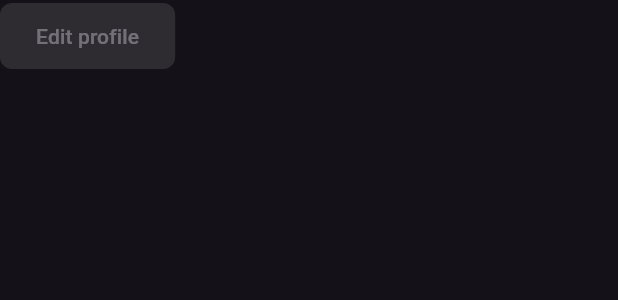
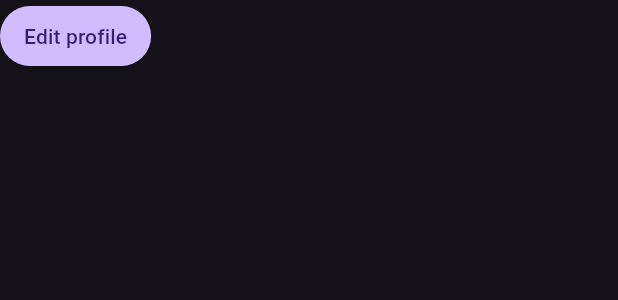
Before and after one commit to Varel05/flutter_user_profile, a Flutter app: the ProfileButton widget shown alone on an empty page, opened directly, on a phone screen of 412 x 824 dp. Shown: the top 300 px of the screen. Run offline on Flutter 3.47's test engine with Material 3 defaults, Android fonts, the phone set to English and light mode, and no system bars; our stand-ins replace get, get_storage; accounts and stored records are empty.

Commit message:
fix theme color

```diff
--- a/lib/materials.dart
+++ b/lib/materials.dart
@@ -31,23 +31,20 @@ class StatColumn extends StatelessWidget {
 
 class ProfileButton extends StatelessWidget {
   final String text;
-  final VoidCallback? onPressed;
 
-  const ProfileButton({required this.text, this.onPressed, super.key});
+  const ProfileButton({required this.text, super.key});
 
   @override
   Widget build(BuildContext context) {
     final colorScheme = Theme.of(context).colorScheme;
+
     return ElevatedButton(
-      onPressed: onPressed,
       style: ElevatedButton.styleFrom(
-        backgroundColor: colorScheme.primaryContainer,
-        foregroundColor: colorScheme.onPrimaryContainer,
-        padding: const EdgeInsets.symmetric(horizontal: 24, vertical: 12),
-        shape: RoundedRectangleBorder(
-          borderRadius: BorderRadius.circular(8),
-        ),
+        backgroundColor: colorScheme.primary,
+        foregroundColor: colorScheme.onPrimary,
+        padding: const EdgeInsets.symmetric(horizontal: 16, vertical: 8),
       ),
+      onPressed: () {},
       child: Text(text),
     );
   }
```
